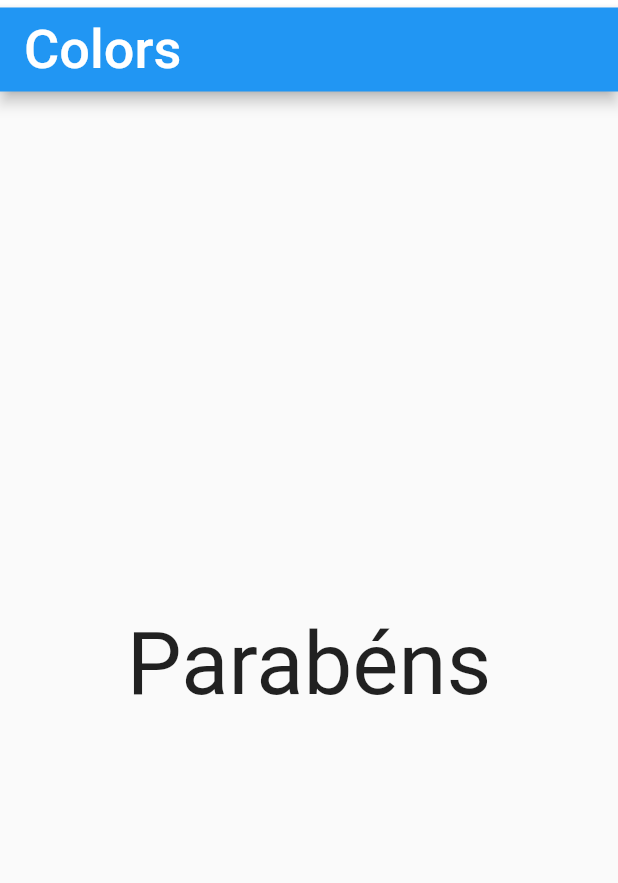
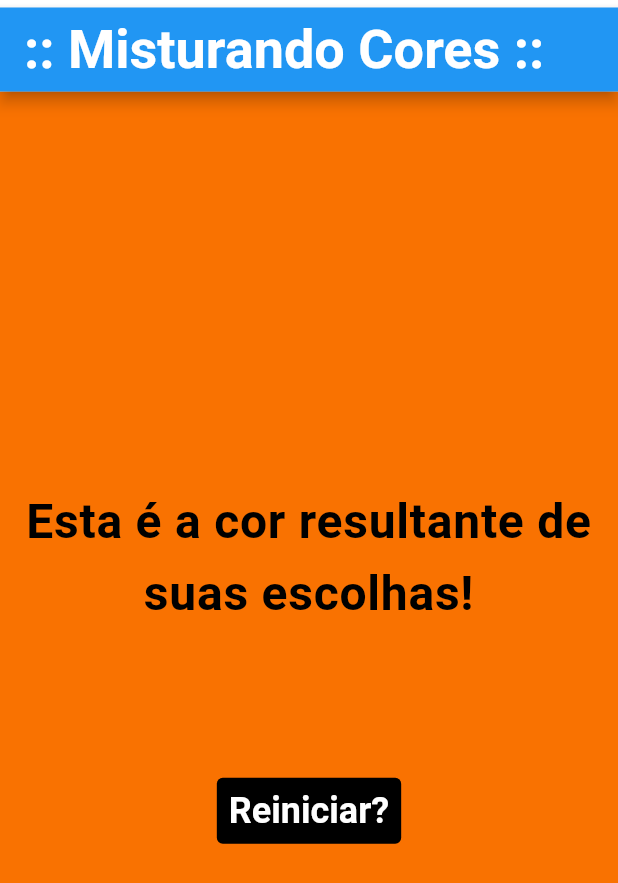
Before and after one commit to wesloy/Flutter_firstApp, a Flutter app: the screen it shows after launch, after a tap on "Vermelho", after a tap on "Laranja", on a phone screen of 412 x 824 dp. Shown: the top 883 px of the screen. Run offline on Flutter 3.47's test engine with Material 2 defaults, Android fonts, the phone set to English and light mode, and no system bars; Roboto replaces fonts that are missing (Verdana).

Commit message:
Personalização
Personalizando os botões, conforme cores dos textos e tela de resultado com a cor terciária, relativa as escolhas do usuário.

```diff
--- a/ask_me/lib/main.dart
+++ b/ask_me/lib/main.dart
@@ -1,5 +1,3 @@
-import 'dart:developer';
-
 import 'package:flutter/material.dart';
 import 'questionario.dart';
 import 'resultado.dart';
@@ -19,7 +17,7 @@ class _AskMeAppState extends State<AskMeApp> {
 
   final _listaPerguntas = const [
     {
-      'pergunta': ' Qual é sua cor primária preferida?',
+      'pergunta': 'Escolha uma cor primária?',
       'respostas': [
         {'texto': 'Vermelho', 'cor': 'red'},
         {'texto': 'Azul', 'cor': 'blue'},
@@ -27,7 +25,7 @@ class _AskMeAppState extends State<AskMeApp> {
       ]
     },
     {
-      'pergunta': ' Qual é sua cor secundária preferida?',
+      'pergunta': 'Escolha uma cor secundária?',
       'respostas': [
         {'texto': 'Roxo', 'cor': 'purple'},
         {'texto': 'Laranja', 'cor': 'orange'},
@@ -41,9 +39,13 @@ class _AskMeAppState extends State<AskMeApp> {
       _perguntaSelecionada++;
       _coresSelecionadas.add(cor);
     });
+  }
 
-    log(cor);
-    log(_coresSelecionadas.length.toString());
+  void _reiniciar() {
+    setState(() {
+      _perguntaSelecionada = 0;
+      _coresSelecionadas.clear();
+    });
   }
 
   bool get _validarListaPerguntas {
@@ -61,8 +63,12 @@ class _AskMeAppState extends State<AskMeApp> {
         child: Scaffold(
           appBar: AppBar(
             title: const Text(
-              'Colors',
-              style: TextStyle(fontSize: 36),
+              ':: Misturando Cores ::',
+              style: TextStyle(
+                fontSize: 36,
+                fontWeight: FontWeight.bold,
+              ),
+              textAlign: TextAlign.center,
             ),
           ),
           body:
@@ -73,7 +79,7 @@ class _AskMeAppState extends State<AskMeApp> {
                       responder: _responder,
                       validarListaPerguntas: _validarListaPerguntas,
                     )
-                  : Resultado(cores: _coresSelecionadas),
+                  : Resultado(cores: _coresSelecionadas, reiniciar: _reiniciar),
         ),
       ),
     );
--- a/ask_me/lib/pergunta.dart
+++ b/ask_me/lib/pergunta.dart
@@ -15,7 +15,10 @@ class Pergunta extends StatelessWidget {
       margin: const EdgeInsets.fromLTRB(5, 20, 5, 20),
       child: Text(
         pergunta,
-        style: const TextStyle(fontSize: 28),
+        style: const TextStyle(
+          fontSize: 28,
+          fontWeight: FontWeight.bold,
+        ),
         textAlign: TextAlign.center,
       ),
     );
--- a/ask_me/lib/resposta.dart
+++ b/ask_me/lib/resposta.dart
@@ -10,6 +10,31 @@ class Resposta extends StatelessWidget {
   final String txt;
   final void Function() responder;
 
+  Color? get corPersonalizadaBotao {
+    // primeira cor a ser escolhida
+    if (txt == "Vermelho") {
+      return Colors.redAccent;
+    }
+    if (txt == "Azul") {
+      return Colors.blueAccent;
+    }
+    if (txt == "Amarelo") {
+      return Colors.yellowAccent;
+    }
+    // segunda cor a ser escolhida
+    if (txt == "Roxo") {
+      return Colors.purpleAccent;
+    }
+    if (txt == "Laranja") {
+      return Colors.orangeAccent;
+    }
+    if (txt == "Verde") {
+      return Colors.green;
+    }
+    // cor neutra, para evitar erros
+    return Colors.grey;
+  }
+
   @override
   Widget build(BuildContext context) {
     return Container(
@@ -18,7 +43,7 @@ class Resposta extends StatelessWidget {
       child: ElevatedButton(
         onPressed: responder,
         style: ElevatedButton.styleFrom(
-            primary: Colors.amberAccent, onPrimary: Colors.black),
+            primary: corPersonalizadaBotao, onPrimary: Colors.black),
         child: Text(txt,
             style: const TextStyle(
               fontSize: 24,
--- a/ask_me/lib/resultado.dart
+++ b/ask_me/lib/resultado.dart
@@ -1,13 +1,84 @@
 import 'package:flutter/material.dart';
 
 class Resultado extends StatelessWidget {
-  const Resultado({Key? key, required this.cores}) : super(key: key);
+  const Resultado({Key? key, required this.cores, required this.reiniciar})
+      : super(key: key);
 
   final List<String> cores;
+  final void Function() reiniciar;
+
+  Color corResultante() {
+    var cor1 = cores[0].toString();
+    var cor2 = cores[1].toString();
+
+    if (cor1 == 'red' && cor2 == 'green') {
+      return const Color.fromARGB(255, 173, 180, 1);
+    }
+    if (cor1 == 'red' && cor2 == 'orange') {
+      return const Color.fromARGB(255, 249, 114, 1);
+    }
+    if (cor1 == 'red' && cor2 == 'purple') {
+      return const Color.fromARGB(255, 218, 1, 180);
+    }
+
+    if (cor1 == 'yellow' && cor2 == 'green') {
+      return const Color.fromARGB(255, 179, 249, 1);
+    }
+    if (cor1 == 'yellow' && cor2 == 'orange') {
+      return const Color.fromARGB(255, 246, 215, 1);
+    }
+    if (cor1 == 'yellow' && cor2 == 'purple') {
+      return const Color.fromARGB(255, 229, 171, 180);
+    }
+
+    if (cor1 == 'blue' && cor2 == 'green') {
+      return const Color.fromARGB(255, 5, 184, 180);
+    }
+    if (cor1 == 'blue' && cor2 == 'orange') {
+      return const Color.fromARGB(255, 180, 156, 180);
+    }
+    if (cor1 == 'blue' && cor2 == 'purple') {
+      return const Color.fromARGB(255, 180, 37, 253);
+    }
+    return Colors.black;
+  }
 
   @override
   Widget build(BuildContext context) {
-    return const Center(
-        child: Text('Parabéns', style: TextStyle(fontSize: 58)));
+    return Container(
+      color: corResultante(),
+      child: Column(
+        mainAxisAlignment: MainAxisAlignment.center,
+        children: [
+          const Text(
+            'Esta é a cor resultante de suas escolhas!',
+            style: TextStyle(
+              color: Colors.black,
+              fontWeight: FontWeight.bold,
+              fontFamily: 'Verdana',
+              letterSpacing: 0.5,
+              fontSize: 32,
+              height: 1.5,
+            ),
+            textAlign: TextAlign.center,
+          ),
+          Container(
+            margin: const EdgeInsets.only(top: 100),
+            child: TextButton(
+              onPressed: reiniciar,
+              style: TextButton.styleFrom(
+                  primary: Colors.white,
+                  backgroundColor: Colors.black,
+                  textStyle: const TextStyle(
+                    fontSize: 24,
+                    fontWeight: FontWeight.bold,
+                    fontFamily: 'Verdana',
+                  )),
+              child: const Text('Reiniciar?'),
+            ),
+          )
+        ],
+      ),
+    );
   }
 }
```
Also changed, not shown: ask_me/lib/p.dart (deleted).
